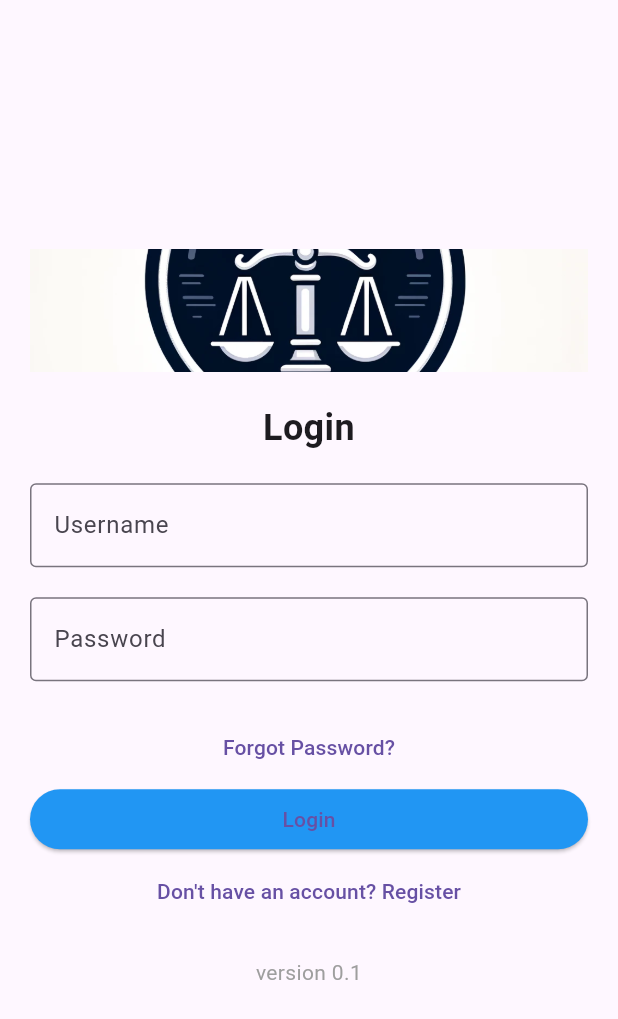
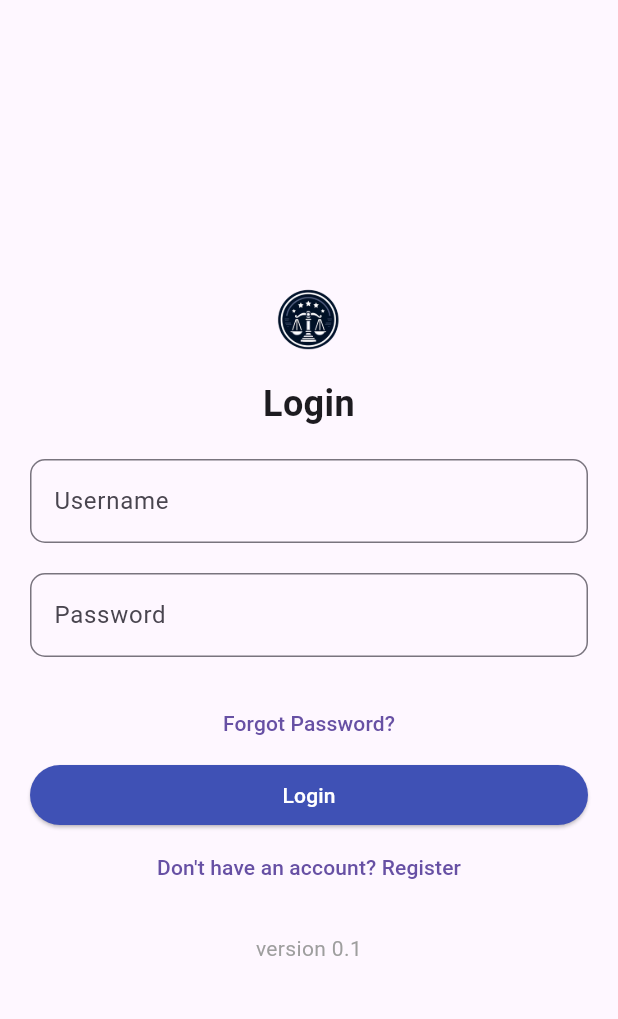
Before and after one commit to Terracode-Dev/ejudicase, a Flutter app: the screen it shows after launch, on a phone screen of 412 x 824 dp. Shown: the top 1019 px of the screen. Run offline on Flutter 3.47's test engine with Material 3 defaults, Android fonts, the light colour scheme and no system bars; our stand-ins replace cloud_firestore, firebase_core; missing offline and left inert: bcrypt, mongo_dart; accounts and stored records are empty; Roboto replaces fonts that are missing (Font_1).

Commit message:
Add: resouces maps

```diff
--- /dev/null
+++ b/lib/Util/resources.dart
@@ -0,0 +1,12 @@
+import '../Util/tools.dart';
+import 'package:flutter/material.dart';
+
+
+Map<String,Image> ImageStack   =  {
+  "lawLogoHome" : getImage(type: imgType.local, sourcePath: "assets/images/lawyerAppLogo.png" , width: 70, height: 70),
+};
+
+Map<String,Color> ColourStack = {
+  "primary" : Colors.indigo,
+  "text_1" : Colors.white,
+};
--- a/lib/main.dart
+++ b/lib/main.dart
@@ -1,6 +1,7 @@
 import 'package:flutter/material.dart';
 //import 'Util/dbManager.dart';
 import 'Screens/profile.dart';
+import 'Util/resources.dart';
 
 void main() {
 
@@ -46,13 +47,8 @@ class LoginScreen extends StatelessWidget {
             mainAxisAlignment: MainAxisAlignment.center,
             crossAxisAlignment: CrossAxisAlignment.stretch,
             children: <Widget>[
-              Image.asset('assets/images/lawyerAppLogo.webp',
-            width: MediaQuery.of(context).size.width * 0.1, // 50% of screen width
-            height: MediaQuery.of(context).size.height * 0.1, // 30% of screen height
-            fit: BoxFit.cover, // Cover the widget bounds
-             ),
-               // Replace with your logo widget
-              SizedBox(height: 20),
+              ImageStack["lawLogoHome"] ?? SizedBox(),
+
               Text(
                 'Login',
                 textAlign: TextAlign.center,
@@ -63,7 +59,9 @@ class LoginScreen extends StatelessWidget {
                 controller: _usernameController,
                 decoration: InputDecoration(
                   labelText: 'Username',
-                  border: OutlineInputBorder(),
+                  border: OutlineInputBorder(
+                    borderRadius: BorderRadius.circular(10.0)
+                  ),
                 ),
               ),
               SizedBox(height: 20),
@@ -71,7 +69,9 @@ class LoginScreen extends StatelessWidget {
                 obscureText: true,
                 decoration: InputDecoration(
                   labelText: 'Password',
-                  border: OutlineInputBorder(),
+                  border: OutlineInputBorder(
+                    borderRadius: BorderRadius.circular(10.0),
+                  ),
                 ),
               ),
               SizedBox(height: 20),
@@ -89,9 +89,9 @@ class LoginScreen extends StatelessWidget {
                     MaterialPageRoute(builder: (context) => Profile()),
                   );
                 },
-                child: Text('Login'),
+                child: Text('Login', style: TextStyle(color: ColourStack["text_1"])),
                 style: ButtonStyle(
-                  backgroundColor: MaterialStateProperty.all(Colors.blue),
+                  backgroundColor: MaterialStateProperty.all(Colors.indigo),
                 ),
               ),
               TextButton(
--- a/pubspec.yaml
+++ b/pubspec.yaml
@@ -64,7 +64,7 @@ flutter:
 
   # To add assets to your application, add an assets section, like this:
   assets:
-  - assets/images/lawyerAppLogo.webp
+  - assets/images/lawyerAppLogo.png
 
 
   # An image asset can refer to one or more resolution-specific "variants", see
```
Also changed, not shown: lib/Screens/profile.dart (+27 -8 lines), lib/Util/tools.dart (+8 -8 lines), assets/images/lawyerAppLogo.png (added), assets/images/lawyerAppLogo.webp (deleted), 3 other files.
